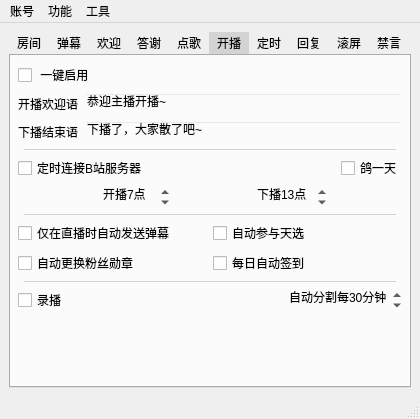
Above: mainwindow.ui from iwxyi/Bilibili-MagicalDanmaku before the change. Below: the same form after it.
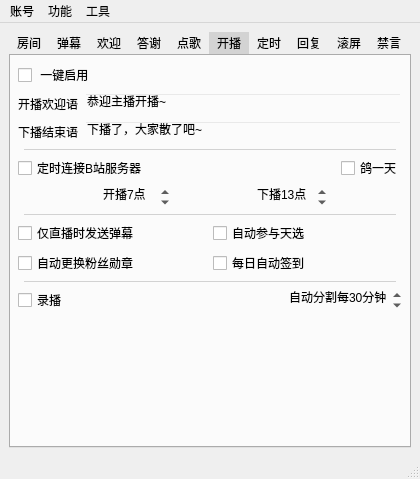
That is the form after the change. Icons and pictures are not drawn. Custom widgets are drawn as their Qt base class.

Commit message: 自动参与天选（之前天真的我还以为发弹幕就好了）

```diff
--- a/mainwindow.ui
+++ b/mainwindow.ui
@@ -7,7 +7,7 @@
     <x>0</x>
     <y>0</y>
     <width>420</width>
-    <height>408</height>
+    <height>479</height>
    </rect>
   </property>
   <property name="windowTitle">
@@ -1260,7 +1260,7 @@
              <string notr="true"/>
             </property>
             <property name="text">
-             <string>仅在直播时自动发送弹幕</string>
+             <string>仅直播时发送弹幕</string>
             </property>
            </widget>
           </item>
```
Left out of the diff: 2 changed lines with no effect on the pictures. The commit also changes 2 other files.
